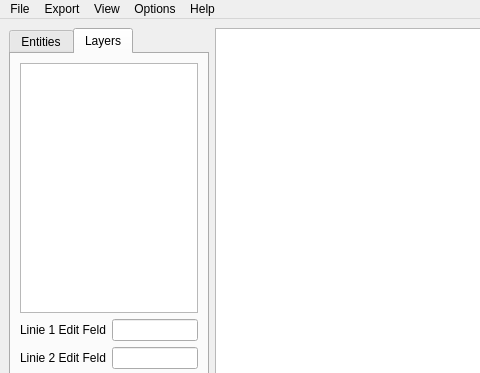
First picture: the form in dxf2gcode_pyQt4_ui/dxf2gcode_pyQt4_ui.ui, repository joco-nz/dxf2gcode-plasma, before the edit; both pictures show x 0 to 480 and y 0 to 373 of the 1146 by 848 pixel window.
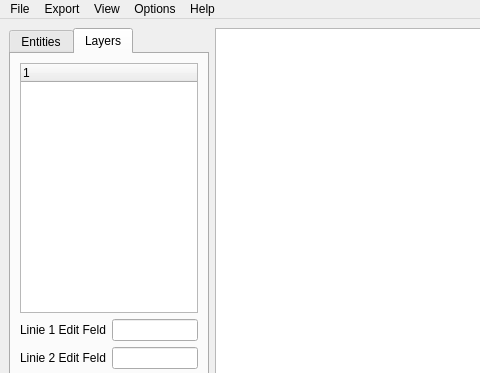
Second picture: the form after the edit. The open tabs and pages were chosen to show the change. Icons and pictures are not drawn. Custom widgets are drawn as their Qt base class.

Commit message: Proof of concept : treeView build from Layers/Shapes (Use of simpler QTreeWidget instead of QTreeView)

```diff
--- a/dxf2gcode_pyQt4_ui/dxf2gcode_pyQt4_ui.ui
+++ b/dxf2gcode_pyQt4_ui/dxf2gcode_pyQt4_ui.ui
@@ -100,7 +100,7 @@
                <widget class="QLineEdit" name="lineEdit_5"/>
               </item>
               <item row="0" column="0" colspan="2">
-               <widget class="QTreeView" name="treeView">
+               <widget class="QTreeWidget" name="layoutShapeTreeView">
                 <property name="minimumSize">
                  <size>
                   <width>0</width>
```
Left out of the diff: 2 changed lines with no effect on the pictures. The commit also changes 3 other files.
